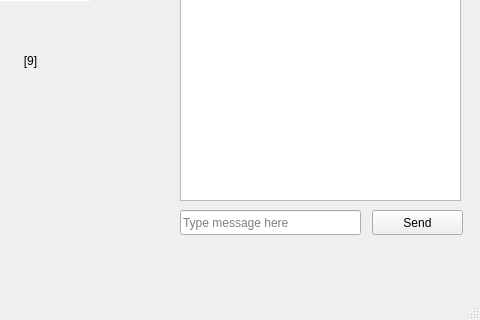
The window that Board.ui (qwet11/CS351-Game) describes before a commit, drawn with Qt 5; both pictures show x 320 to 800 and y 280 to 600 of the 800 by 600 pixel window.
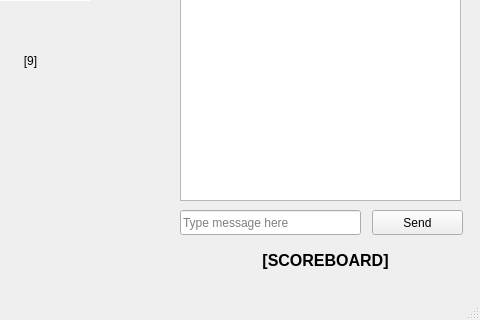
The same window after the commit.

Commit message: Session scoreboard added, player name limited to 11 characters

Diff of the .ui file:
```diff
--- a/Board.ui
+++ b/Board.ui
@@ -334,6 +334,29 @@
      <enum>Qt::Vertical</enum>
     </property>
    </widget>
+   <widget class="QLabel" name="scoreboard_lbl">
+    <property name="geometry">
+     <rect>
+      <x>500</x>
+      <y>520</y>
+      <width>291</width>
+      <height>41</height>
+     </rect>
+    </property>
+    <property name="font">
+     <font>
+      <pointsize>12</pointsize>
+      <weight>75</weight>
+      <bold>true</bold>
+     </font>
+    </property>
+    <property name="text">
+     <string>[SCOREBOARD]</string>
+    </property>
+    <property name="alignment">
+     <set>Qt::AlignCenter</set>
+    </property>
+   </widget>
   </widget>
   <widget class="QMenuBar" name="menubar">
    <property name="geometry">
```
Left out of the diff: 2 changed lines with no effect on the pictures. The commit also changes 2 other files.
